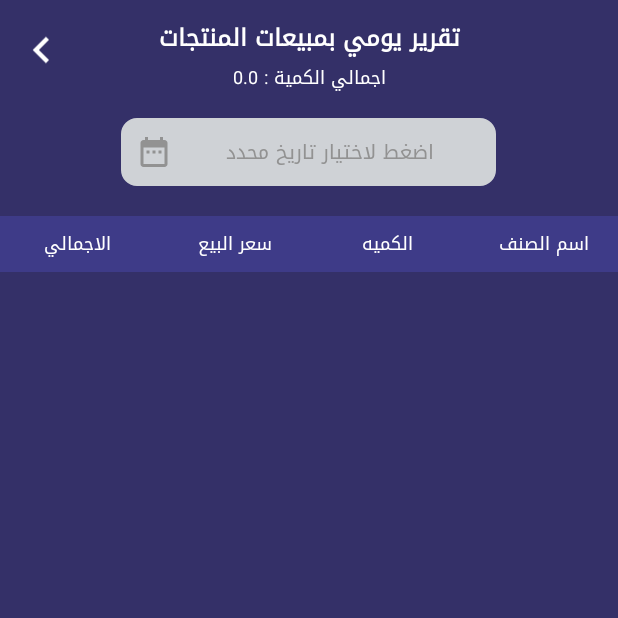
After one commit to MohamedSHRagab/QrTree, an Android app: the invoicedate screen opened directly, with no data from a screen before it, on a phone screen of 412 x 824 dp, the top half of it. The commit adds this screen. Run offline under Robolectric (Android 15) with nearby library versions, the light colour scheme and no system bars.

Commit message:
16-10-2023

```diff
--- a/app/src/main/AndroidManifest.xml
+++ b/app/src/main/AndroidManifest.xml
@@ -65,6 +65,9 @@
             android:windowSoftInputMode="stateHidden" />
         <activity
             android:name="com.mohamedragab.cashpos.modules.exchange.views.exchange"
+            android:windowSoftInputMode="stateHidden" />
+        <activity
+            android:name="com.mohamedragab.cashpos.modules.dayinvoices.invoicedate"
             android:windowSoftInputMode="stateHidden" />
         <activity
             android:name="com.mohamedragab.cashpos.modules.employees.views.viewallcashiers"
--- /dev/null
+++ b/app/src/main/java/com/mohamedragab/cashpos/modules/dayinvoices/invoicedate.java
@@ -0,0 +1,164 @@
+package com.mohamedragab.cashpos.modules.dayinvoices;
+
+import android.app.DatePickerDialog;
+import android.database.Cursor;
+import android.graphics.Bitmap;
+import android.media.MediaPlayer;
+import android.os.Bundle;
+import android.view.View;
+import android.widget.ListView;
+import android.widget.TextView;
+import android.widget.Toast;
+
+import androidx.appcompat.app.AppCompatActivity;
+
+import com.mohamedragab.cashpos.R;
+import com.mohamedragab.cashpos.base.DateUtil;
+import com.mohamedragab.cashpos.modules.invoicedetails.wedgits.invoicedetailsAdapter;
+import com.mohamedragab.cashpos.modules.sales.dbservice.DataBaseHelper;
+import com.mohamedragab.cashpos.modules.sales.models.sellproduct;
+import com.mohamedragab.cashpos.utils.Round;
+
+import java.util.ArrayList;
+import java.util.Calendar;
+import java.util.List;
+import java.util.Locale;
+
+public class invoicedate extends AppCompatActivity {
+
+    public static   TextView total_txt;
+    DataBaseHelper db;
+    List<sellproduct> productsList;
+    ListView productsListView;
+    String value,client_name;
+    invoicedetailsAdapter invoicedetailsAdapter;
+    public static List<Bitmap> imagesList;
+    TextView  search;
+    @Override
+    protected void onCreate(Bundle savedInstanceState) {
+        super.onCreate(savedInstanceState);
+        setContentView(R.layout.activity_invoicedate);
+
+          search = (TextView) findViewById(R.id.dateee);
+        total_txt = (TextView) findViewById(R.id.total);
+        search.setOnClickListener(v -> DateDialog());
+
+        productsListView = (ListView) findViewById(R.id.list_products);
+
+        productsList = new ArrayList<>();
+        db = new DataBaseHelper(getBaseContext());
+
+        invoicedetailsAdapter = new invoicedetailsAdapter(invoicedate.this, productsList);
+
+        Cursor res = db.getsellproductbydate(search.getText().toString());
+
+        if (res != null && res.getCount() > 0) {
+            while (res.moveToNext()) {
+                sellproduct sellproduct = new sellproduct();
+
+                sellproduct.setName(res.getString(4));
+                sellproduct.setInvoice_id(res.getString(1));
+                sellproduct.setQuantity(res.getDouble(2));
+                sellproduct.setSellprice(res.getDouble(6));
+                sellproduct.setId(res.getInt(0));
+
+                productsList.add(sellproduct);
+
+            }
+            double total = 0;
+            for (int i = 0; i < productsList.size(); i++) {
+                total += productsList.get(i).getQuantity();
+            }
+            total_txt.setText("اجمالي الكمية : " + Round.round(total, 3) );
+
+            invoicedetailsAdapter.setinvoicedetailsAdapter(productsList,client_name);
+            productsListView.setAdapter(invoicedetailsAdapter);
+
+        } else {
+            Toast.makeText(getBaseContext(), "لا يوجد منتجات حاليا !", Toast.LENGTH_SHORT).show();
+            productsList.clear();
+            double total = 0;
+            for (int i = 0; i < productsList.size(); i++) {
+                total += productsList.get(i).getQuantity();
+            }
+            total_txt.setText("اجمالي الكمية : " + Round.round(total, 3) );
+
+            invoicedetailsAdapter.setinvoicedetailsAdapter(productsList,client_name);
+            productsListView.setAdapter(invoicedetailsAdapter);
+
+        }
+
+    }
+
+
+    @Override
+    public void onBackPressed() {
+        super.onBackPressed();
+
+    }
+    private Calendar mcalendar;
+    private int day, month, year;
+
+    public void DateDialog() {
+        Locale.setDefault(Locale.US);
+
+        mcalendar = Calendar.getInstance();
+        year = mcalendar.get(Calendar.YEAR);
+        month = mcalendar.get(Calendar.MONTH);
+        day = mcalendar.get(Calendar.DAY_OF_MONTH);
+        DatePickerDialog.OnDateSetListener listener = (view, year, monthOfYear, dayOfMonth) -> {
+            search.setText(DateUtil.getDateOnly(year, monthOfYear, dayOfMonth));
+            MediaPlayer mp = MediaPlayer.create(invoicedate.this, R.raw.finalsound);
+            mp.start();
+            productsList = new ArrayList<>();
+            db = new DataBaseHelper(getBaseContext());
+
+            invoicedetailsAdapter = new invoicedetailsAdapter(invoicedate.this, productsList);
+
+            Cursor res = db.getsellproductbydate(search.getText().toString());
+
+            if (res != null && res.getCount() > 0) {
+                while (res.moveToNext()) {
+                    sellproduct sellproduct = new sellproduct();
+
+                    sellproduct.setName(res.getString(4));
+                    sellproduct.setInvoice_id(res.getString(1));
+                    sellproduct.setQuantity(res.getDouble(2));
+                    sellproduct.setSellprice(res.getDouble(6));
+                    sellproduct.setId(res.getInt(0));
+
+                    productsList.add(sellproduct);
+
+                }
+                double total = 0;
+                for (int i = 0; i < productsList.size(); i++) {
+                    total += productsList.get(i).getQuantity();
+                }
+                total_txt.setText("اجمالي الكمية : " + Round.round(total, 3) );
+
+                invoicedetailsAdapter.setinvoicedetailsAdapter(productsList,client_name);
+                productsListView.setAdapter(invoicedetailsAdapter);
+
+            } else {
+                Toast.makeText(getBaseContext(), "لا يوجد منتجات حاليا !", Toast.LENGTH_SHORT).show();
+                productsList.clear();
+                double total = 0;
+                for (int i = 0; i < productsList.size(); i++) {
+                    total += productsList.get(i).getQuantity();
+                }
+                total_txt.setText("اجمالي الكمية : " + Round.round(total, 3) );
+
+                invoicedetailsAdapter.setinvoicedetailsAdapter(productsList,client_name);
+                productsListView.setAdapter(invoicedetailsAdapter);
+
+            }
+        };
+        DatePickerDialog dpDialog = new DatePickerDialog(this, listener, year, month, day);
+        dpDialog.show();
+    }
+
+
+    public void go_invoices(View view) {
+        onBackPressed();
+    }
+}
--- a/app/src/main/java/com/mohamedragab/cashpos/modules/sales/dbservice/DataBaseHelper.java
+++ b/app/src/main/java/com/mohamedragab/cashpos/modules/sales/dbservice/DataBaseHelper.java
@@ -484,10 +484,10 @@ public class DataBaseHelper extends SQLiteOpenHelper {
 
         return res;
     }
-
+//        db.execSQL("CREATE TABLE " + TABLE_sellproducts + "(ID INTEGER PRIMARY KEY AUTOINCREMENT,INVOICEID TEXT,QUANTITY DOUBLE, CODEID TEXT, NAME TEXT,DESCRIPTION TEXT,SELLPRICE DOUBLE,BUYPRICE DOUBLE,DATE TEXT, ITEMID TEXT)");
     public Cursor getsellproductbydate(String date) {
         SQLiteDatabase db = this.getWritableDatabase();
-        Cursor res = db.rawQuery("SELECT * FROM " + TABLE_sellproducts + " WHERE " + TABLE_sellproducts_COL_9 + " LIKE \'%" + date + "%\';", null);
+        Cursor res = db.rawQuery("SELECT ID,INVOICEID,SUM(QUANTITY),CODEID,NAME,DESCRIPTION,SELLPRICE FROM " + TABLE_sellproducts + " WHERE " + TABLE_sellproducts_COL_9 + " LIKE \'%" + date + "%\' Group by Name ;", null);
 
         return res;
     }
--- /dev/null
+++ b/app/src/main/res/layout/activity_invoicedate.xml
@@ -0,0 +1,158 @@
+<?xml version="1.0" encoding="utf-8"?>
+<androidx.coordinatorlayout.widget.CoordinatorLayout xmlns:android="http://schemas.android.com/apk/res/android"
+    xmlns:app="http://schemas.android.com/apk/res-auto"
+    xmlns:tools="http://schemas.android.com/tools"
+    android:layout_width="match_parent"
+    android:layout_height="match_parent"
+    tools:context="com.mohamedragab.cashpos.modules.dayinvoices.invoicedate">
+
+    <LinearLayout
+        android:layout_width="match_parent"
+        android:layout_height="match_parent"
+        android:background="@drawable/gradient"
+        android:orientation="vertical">
+
+        <RelativeLayout
+            android:id="@+id/linear"
+            android:layout_width="match_parent"
+            android:layout_height="wrap_content"
+            android:background="@color/colorPrimary"
+            android:orientation="horizontal">
+
+            <ImageView
+                android:layout_width="35dp"
+                android:layout_height="40dp"
+                android:layout_centerVertical="true"
+                android:layout_gravity="center"
+                android:layout_margin="10dp"
+                android:onClick="go_invoices"
+                android:src="@drawable/ic_keyboard_arrow_left_black_24dp" />
+
+            <LinearLayout
+                android:layout_width="match_parent"
+                android:layout_height="wrap_content"
+                android:orientation="vertical"
+                >
+
+                <TextView
+                    android:layout_width="match_parent"
+                    android:layout_height="wrap_content"
+                    android:layout_centerVertical="true"
+                    android:layout_gravity="center"
+                    android:layout_marginTop="10dp"
+                    android:gravity="center"
+                    android:text="تقرير يومي بمبيعات المنتجات"
+                    android:textColor="@color/white"
+                    android:textSize="16sp"
+                    android:textStyle="bold" />
+
+                <TextView
+                    android:id="@+id/total"
+                    android:layout_width="match_parent"
+                    android:layout_height="wrap_content"
+                    android:layout_centerVertical="true"
+                    android:layout_gravity="center"
+                    android:layout_marginBottom="5dp"
+                    android:gravity="center"
+                    android:textColor="@color/white"
+                    android:textSize="12dp" />
+
+            </LinearLayout>
+
+
+        </RelativeLayout>
+
+        <LinearLayout
+            android:layout_width="wrap_content"
+            android:layout_height="wrap_content"
+            android:layout_gravity="center"
+            android:orientation="horizontal">
+
+            <TextView
+                android:id="@+id/dateee"
+                android:layout_width="250dp"
+                android:layout_height="wrap_content"
+                android:layout_marginLeft="0dp"
+                android:layout_marginTop="10dp"
+                android:layout_marginBottom="10dp"
+                android:background="@drawable/edittextborder2"
+                android:drawableLeft="@drawable/ic_date_range_black_24dp"
+                android:gravity="center"
+                android:padding="10dp"
+                android:singleLine="true"
+                android:text="اضغط لاختيار تاريخ محدد "
+                android:textColor="#929292"
+                android:textSize="13dp" />
+
+        </LinearLayout>
+
+        <LinearLayout
+            android:layout_width="match_parent"
+            android:layout_height="wrap_content"
+            android:layout_marginTop="10dp"
+            android:background="@color/card"
+            android:orientation="vertical">
+
+            <LinearLayout
+                android:layout_width="match_parent"
+                android:layout_height="wrap_content"
+                android:orientation="horizontal">
+
+                <TextView
+                    android:id="@+id/total"
+                    android:layout_width="match_parent"
+                    android:layout_height="wrap_content"
+                    android:layout_gravity="center"
+                    android:layout_margin="7dp"
+                    android:layout_weight="1"
+                    android:gravity="center"
+                    android:text="الاجمالي"
+                    android:textColor="#ffffff"
+                    android:textSize="12dp" />
+
+                <TextView
+                    android:id="@+id/price"
+                    android:layout_width="match_parent"
+                    android:layout_height="wrap_content"
+                    android:layout_gravity="center"
+                    android:layout_margin="7dp"
+                    android:layout_weight="1"
+                    android:gravity="center"
+                    android:text="سعر البيع "
+                    android:textColor="#ffffff"
+                    android:textSize="12dp" />
+
+                <TextView
+                    android:id="@+id/quantity"
+                    android:layout_width="match_parent"
+                    android:layout_height="wrap_content"
+                    android:layout_gravity="center"
+                    android:layout_margin="7dp"
+                    android:layout_weight="1"
+                    android:gravity="center"
+                    android:text="الكميه"
+                    android:textColor="#ffffff"
+                    android:textSize="12dp" />
+
+                <TextView
+                    android:id="@+id/proname"
+                    android:layout_width="match_parent"
+                    android:layout_height="wrap_content"
+                    android:layout_gravity="center"
+                    android:layout_margin="7dp"
+                    android:layout_weight="1"
+                    android:gravity="center"
+                    android:text="اسم الصنف "
+                    android:textColor="#ffffff"
+                    android:textSize="12dp" />
+            </LinearLayout>
+
+        </LinearLayout>
+
+        <ListView
+            android:id="@+id/list_products"
+            android:layout_width="match_parent"
+            android:layout_height="match_parent" />
+    </LinearLayout>
+
+</androidx.coordinatorlayout.widget.CoordinatorLayout>
--- a/app/src/main/res/layout/activity_main.xml
+++ b/app/src/main/res/layout/activity_main.xml
@@ -136,7 +136,7 @@
                     android:gravity="center"
                     android:paddingLeft="4dp"
                     android:paddingRight="4dp"
-                    android:text=" Last Updated  11-9-2023  "
+                    android:text=" Last Updated  16-10-2023  "
                     android:textColor="#000000"
                     android:textSize="10sp"
                     />
--- a/app/src/main/res/layout/after_sales_dialog.xml
+++ b/app/src/main/res/layout/after_sales_dialog.xml
@@ -71,7 +71,6 @@
             android:id="@+id/linear_invoice"
             android:layout_width="match_parent"
             android:layout_height="wrap_content"
-            android:layout_margin="5dp"
             android:background="@color/white"
             android:orientation="vertical"
             android:padding="5dp">
@@ -79,7 +78,6 @@
             <LinearLayout
                 android:layout_width="match_parent"
                 android:layout_height="wrap_content"
-                android:layout_marginTop="15dp"
                 android:background="@drawable/border"
                 android:orientation="horizontal">
 
@@ -584,7 +582,7 @@
                 android:layout_height="wrap_content"
                 android:layout_gravity="center"
                 android:gravity="center"
-                android:layout_marginBottom="90dp"
+                android:layout_marginBottom="80dp"
                 android:textColor="#000000"
                 android:textSize="11dp"
                 android:textStyle="bold" />
--- a/app/src/main/res/layout/row_item2.xml
+++ b/app/src/main/res/layout/row_item2.xml
@@ -52,7 +52,6 @@
             android:layout_width="70dp"
             android:layout_height="wrap_content"
             android:layout_gravity="center"
-            android:gravity="center"
             android:textColor="#000000"
             android:textSize="8sp"
             android:textStyle="normal"
```
Also changed, not shown: app/src/main/java/com/mohamedragab/cashpos/modules/info/info.java (+13 -6 lines), app/src/main/java/com/mohamedragab/cashpos/modules/splash/splash.java (+6 -5 lines), app/src/main/res/layout/activity_info.xml (+42 -1 lines), app/src/main/res/layout/after_sales_dialog2.xml (+18 -19 lines).
